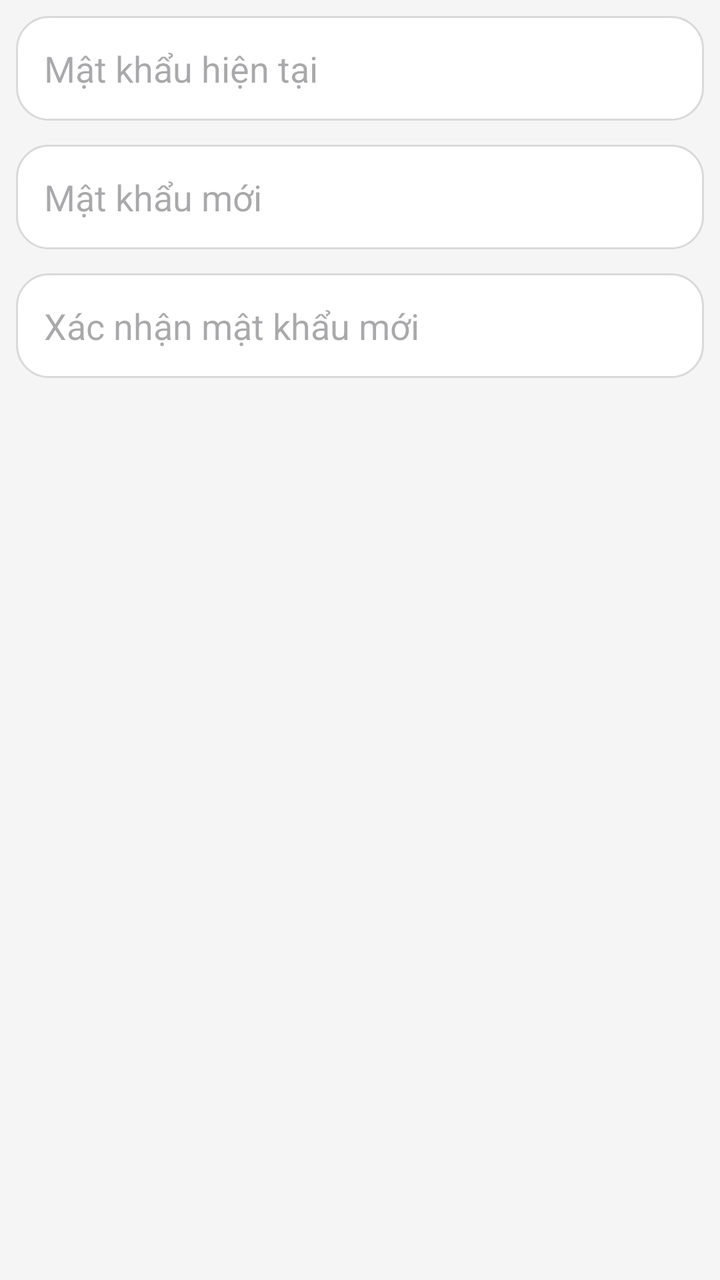
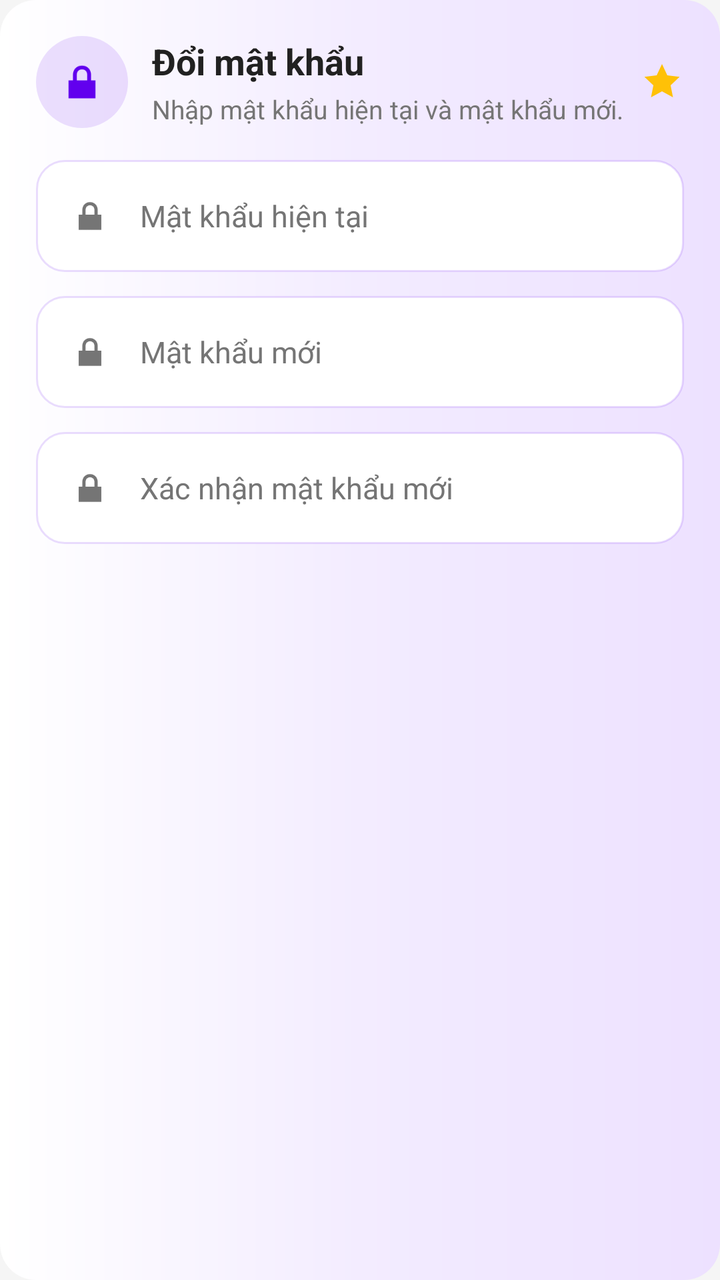

An Android layout rendered at two revisions. The XML below is the earlier revision; the diff shows what the commit changed to produce the second picture.
<!-- AndroidManifest.xml: application theme Theme.MyApplication -->
<!-- res/layout/dialog_change_password.xml -->
<?xml version="1.0" encoding="utf-8"?>
<LinearLayout xmlns:android="http://schemas.android.com/apk/res/android"
    android:layout_width="match_parent"
    android:layout_height="wrap_content"
    android:orientation="vertical"
    android:padding="8dp">

    <EditText
        android:id="@+id/edt_current_password"
        android:layout_width="match_parent"
        android:layout_height="wrap_content"
        android:layout_marginBottom="12dp"
        android:background="@drawable/bg_settings_card"
        android:hint="@string/current_password"
        android:inputType="textPassword"
        android:minHeight="52dp"
        android:padding="14dp" />

    <EditText
        android:id="@+id/edt_new_password"
        android:layout_width="match_parent"
        android:layout_height="wrap_content"
        android:layout_marginBottom="12dp"
        android:background="@drawable/bg_settings_card"
        android:hint="@string/new_password"
        android:inputType="textPassword"
        android:minHeight="52dp"
        android:padding="14dp" />

    <EditText
        android:id="@+id/edt_confirm_new_password"
        android:layout_width="match_parent"
        android:layout_height="wrap_content"
        android:background="@drawable/bg_settings_card"
        android:hint="@string/confirm_new_password"
        android:inputType="textPassword"
        android:minHeight="52dp"
        android:padding="14dp" />

</LinearLayout>
<!-- resources referenced by this layout -->
<resources>
  <!-- drawable bg_settings_card (drawable) -->
  <?xml version="1.0" encoding="utf-8"?>
  <shape xmlns:android="http://schemas.android.com/apk/res/android">
      <solid android:color="#FFFFFF" />
      <corners android:radius="16dp" />
      <stroke
          android:width="1dp"
          android:color="#D9D9D9" />
      <padding
          android:left="16dp"
          android:top="16dp"
          android:right="16dp"
          android:bottom="16dp" />
  </shape>
  <string name="confirm_new_password">Xác nhận mật khẩu mới</string>
  <string name="current_password">Mật khẩu hiện tại</string>
  <string name="new_password">Mật khẩu mới</string>
  <style name="Theme.MyApplication" parent="Theme.Material3.DayNight.NoActionBar">
          
          <item name="colorPrimary">@color/primary_color</item>
          <item name="colorPrimaryVariant">@color/primary_variant</item>
          <item name="colorOnPrimary">@color/white</item>
          <item name="colorSecondary">@color/secondary_color</item>
          <item name="colorOnSecondary">@color/black</item>
          <item name="colorError">@color/error_color</item>
          <item name="colorOnError">@color/white</item>
          <item name="colorSurface">@color/surface_color</item>
          <item name="colorOnSurface">@color/primary_text</item>
          <item name="android:colorBackground">@color/background_color</item>
          <item name="colorOnBackground">@color/primary_text</item>
      </style>
  <color name="primary_color">#FF6200EE</color>
  <color name="primary_variant">#FF3700B3</color>
  <color name="white">#FFFFFFFF</color>
  <color name="secondary_color">#FF03DAC5</color>
  <color name="black">#FF000000</color>
  <color name="error_color">#FFB00020</color>
  <color name="surface_color">#FFFFFFFF</color>
  <color name="primary_text">#FF212121</color>
  <color name="background_color">#FFF5F5F5</color>
</resources>

<!-- the commit's change to res/layout/dialog_change_password.xml (unified diff, before → after) -->
@@ -1,40 +1,160 @@
 <?xml version="1.0" encoding="utf-8"?>
 <LinearLayout xmlns:android="http://schemas.android.com/apk/res/android"
+    xmlns:app="http://schemas.android.com/apk/res-auto"
     android:layout_width="match_parent"
     android:layout_height="wrap_content"
+    android:background="@drawable/bg_home_welcome_card"
     android:orientation="vertical"
-    android:padding="8dp">
+    android:paddingStart="18dp"
+    android:paddingTop="18dp"
+    android:paddingEnd="18dp"
+    android:paddingBottom="18dp">
 
-    <EditText
-        android:id="@+id/edt_current_password"
+    
+    <LinearLayout
         android:layout_width="match_parent"
         android:layout_height="wrap_content"
+        android:layout_marginBottom="16dp"
+        android:gravity="center_vertical"
+        android:orientation="horizontal">
+
+        <FrameLayout
+            android:layout_width="46dp"
+            android:layout_height="46dp"
+            android:layout_marginEnd="12dp"
+            android:background="@drawable/bg_home_soft_purple_circle">
+
+            <ImageView
+                android:layout_width="26dp"
+                android:layout_height="26dp"
+                android:layout_gravity="center"
+                android:src="@android:drawable/ic_lock_lock"
+                app:tint="@color/primary_color" />
+
+        </FrameLayout>
+
+        <LinearLayout
+            android:layout_width="0dp"
+            android:layout_height="wrap_content"
+            android:layout_weight="1"
+            android:orientation="vertical">
+
+            <TextView
+                android:layout_width="wrap_content"
+                android:layout_height="wrap_content"
+                android:text="Đổi mật khẩu"
+                android:textColor="@color/primary_text"
+                android:textSize="18sp"
+                android:textStyle="bold" />
+
+            <TextView
+                android:layout_width="wrap_content"
+                android:layout_height="wrap_content"
+                android:layout_marginTop="3dp"
+                android:text="Nhập mật khẩu hiện tại và mật khẩu mới."
+                android:textColor="@color/secondary_text"
+                android:textSize="13sp" />
+
+        </LinearLayout>
+
+        <ImageView
+            android:layout_width="22dp"
+            android:layout_height="22dp"
+            android:src="@drawable/ic_fun_star"
+            app:tint="#FFFFC107" />
+
+    </LinearLayout>
+
+    
+    <FrameLayout
+        android:layout_width="match_parent"
+        android:layout_height="56dp"
         android:layout_marginBottom="12dp"
-        android:background="@drawable/bg_settings_card"
-        android:hint="@string/current_password"
-        android:inputType="textPassword"
-        android:minHeight="52dp"
-        android:padding="14dp" />
+        android:background="@drawable/bg_auth_input_soft">
 
-    <EditText
-        android:id="@+id/edt_new_password"
+        <ImageView
+            android:layout_width="22dp"
+            android:layout_height="22dp"
+            android:layout_gravity="start|center_vertical"
+            android:layout_marginStart="16dp"
+            android:src="@android:drawable/ic_lock_lock"
+            app:tint="@color/secondary_text" />
+
+        <EditText
+            android:id="@+id/edt_current_password"
+            android:layout_width="match_parent"
+            android:layout_height="match_parent"
+            android:background="@android:color/transparent"
+            android:hint="Mật khẩu hiện tại"
+            android:inputType="textPassword"
+            android:paddingStart="52dp"
+            android:paddingEnd="16dp"
+            android:singleLine="true"
+            android:textColor="@color/primary_text"
+            android:textColorHint="@color/secondary_text"
+            android:textSize="15sp" />
+
+    </FrameLayout>
+
+    
+    <FrameLayout
         android:layout_width="match_parent"
-        android:layout_height="wrap_content"
+        android:layout_height="56dp"
         android:layout_marginBottom="12dp"
-        android:background="@drawable/bg_settings_card"
-        android:hint="@string/new_password"
-        android:inputType="textPassword"
-        android:minHeight="52dp"
-        android:padding="14dp" />
+        android:background="@drawable/bg_auth_input_soft">
 
-    <EditText
-        android:id="@+id/edt_confirm_new_password"
+        <ImageView
+            android:layout_width="22dp"
+            android:layout_height="22dp"
+            android:layout_gravity="start|center_vertical"
+            android:layout_marginStart="16dp"
+            android:src="@android:drawable/ic_lock_lock"
+            app:tint="@color/secondary_text" />
+
+        <EditText
+            android:id="@+id/edt_new_password"
+            android:layout_width="match_parent"
+            android:layout_height="match_parent"
+            android:background="@android:color/transparent"
+            android:hint="Mật khẩu mới"
+            android:inputType="textPassword"
+            android:paddingStart="52dp"
+            android:paddingEnd="16dp"
+            android:singleLine="true"
+            android:textColor="@color/primary_text"
+            android:textColorHint="@color/secondary_text"
+            android:textSize="15sp" />
+
+    </FrameLayout>
+
+    
+    <FrameLayout
         android:layout_width="match_parent"
-        android:layout_height="wrap_content"
-        android:background="@drawable/bg_settings_card"
-        android:hint="@string/confirm_new_password"
-        android:inputType="textPassword"
-        android:minHeight="52dp"
-        android:padding="14dp" />
+        android:layout_height="56dp"
+        android:background="@drawable/bg_auth_input_soft">
+
+        <ImageView
+            android:layout_width="22dp"
+            android:layout_height="22dp"
+            android:layout_gravity="start|center_vertical"
+            android:layout_marginStart="16dp"
+            android:src="@android:drawable/ic_lock_lock"
+            app:tint="@color/secondary_text" />
+
+        <EditText
+            android:id="@+id/edt_confirm_new_password"
+            android:layout_width="match_parent"
+            android:layout_height="match_parent"
+            android:background="@android:color/transparent"
+            android:hint="Xác nhận mật khẩu mới"
+            android:inputType="textPassword"
+            android:paddingStart="52dp"
+            android:paddingEnd="16dp"
+            android:singleLine="true"
+            android:textColor="@color/primary_text"
+            android:textColorHint="@color/secondary_text"
+            android:textSize="15sp" />
+
+    </FrameLayout>
 
 </LinearLayout>
<!-- resource entries referenced after the edit -->
@@ -1,22 +1,5 @@
 <!-- resources referenced by this layout -->
 <resources>
-  <!-- drawable bg_settings_card (drawable) -->
-  <?xml version="1.0" encoding="utf-8"?>
-  <shape xmlns:android="http://schemas.android.com/apk/res/android">
-      <solid android:color="#FFFFFF" />
-      <corners android:radius="16dp" />
-      <stroke
-          android:width="1dp"
-          android:color="#D9D9D9" />
-      <padding
-          android:left="16dp"
-          android:top="16dp"
-          android:right="16dp"
-          android:bottom="16dp" />
-  </shape>
-  <string name="confirm_new_password">Xác nhận mật khẩu mới</string>
-  <string name="current_password">Mật khẩu hiện tại</string>
-  <string name="new_password">Mật khẩu mới</string>
   <style name="Theme.MyApplication" parent="Theme.Material3.DayNight.NoActionBar">
           
           <item name="colorPrimary">@color/primary_color</item>
@@ -39,6 +22,49 @@
   <color name="error_color">#FFB00020</color>
   <color name="surface_color">#FFFFFFFF</color>
   <color name="primary_text">#FF212121</color>
+  <color name="secondary_text">#FF757575</color>
+  <!-- drawable bg_auth_input_soft (drawable) -->
+  <?xml version="1.0" encoding="utf-8"?>
+  <shape xmlns:android="http://schemas.android.com/apk/res/android">
+      <solid android:color="#FFFFFFFF" />
+      <stroke
+          android:width="1dp"
+          android:color="#226200EE" />
+      <corners android:radius="14dp" />
+      <padding
+          android:left="0dp"
+          android:top="0dp"
+          android:right="0dp"
+          android:bottom="0dp" />
+  </shape>
+  <!-- drawable bg_home_soft_purple_circle (drawable) -->
+  <?xml version="1.0" encoding="utf-8"?>
+  <shape xmlns:android="http://schemas.android.com/apk/res/android"
+      android:shape="oval">
+      <solid android:color="#1F6200EE" />
+  </shape>
+  <!-- drawable bg_home_welcome_card (drawable) -->
+  <?xml version="1.0" encoding="utf-8"?>
+  <shape xmlns:android="http://schemas.android.com/apk/res/android">
+      <gradient
+          android:angle="0"
+          android:startColor="#FFFFFFFF"
+          android:centerColor="#FFF3ECFF"
+          android:endColor="#FFEDE1FF" />
+      <corners android:radius="18dp" />
+  </shape>
+  <!-- drawable ic_fun_star (drawable) -->
+  <vector xmlns:android="http://schemas.android.com/apk/res/android"
+      android:width="24dp"
+      android:height="24dp"
+      android:viewportWidth="24"
+      android:viewportHeight="24">
+  
+      <path
+          android:fillColor="#FFA500"
+          android:pathData="M12,2.2L14.9,8.4L21.6,9.2L16.7,13.8L18,20.4L12,17.1L6,20.4L7.3,13.8L2.4,9.2L9.1,8.4L12,2.2Z" />
+  
+  </vector>
   <color name="background_color">#FFF5F5F5</color>
 </resources>
 
